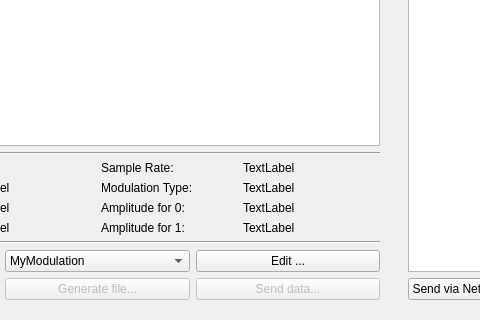
The window that data/ui/generator.ui (jopohl/urh) describes before a commit, drawn with Qt 5; both pictures show x 205 to 685 and y 454 to 774 of the 1287 by 774 pixel window.
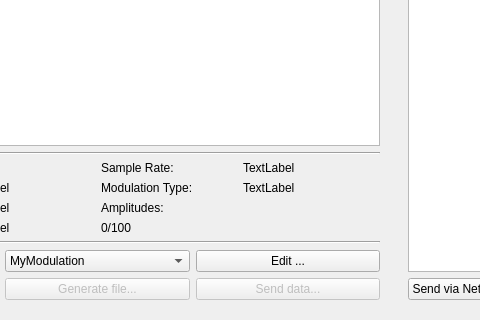
The same window after the commit. Icons and pictures are not drawn. Custom widgets are drawn as their Qt base class.

Commit message: remove param for one and zero

Patch:
```diff
--- a/data/ui/generator.ui
+++ b/data/ui/generator.ui
@@ -353,20 +353,6 @@
                  </property>
                 </widget>
                </item>
-               <item row="2" column="2">
-                <widget class="QLabel" name="lParamForZero">
-                 <property name="text">
-                  <string>Amplitude for 0:</string>
-                 </property>
-                </widget>
-               </item>
-               <item row="2" column="3">
-                <widget class="QLabel" name="lParamForZeroValue">
-                 <property name="text">
-                  <string>TextLabel</string>
-                 </property>
-                </widget>
-               </item>
                <item row="3" column="0">
                 <widget class="QLabel" name="lBitLength">
                  <property name="text">
@@ -381,20 +367,6 @@
                  </property>
                 </widget>
                </item>
-               <item row="3" column="2">
-                <widget class="QLabel" name="lParamForOne">
-                 <property name="text">
-                  <string>Amplitude for 1:</string>
-                 </property>
-                </widget>
-               </item>
-               <item row="3" column="3">
-                <widget class="QLabel" name="lParamForOneValue">
-                 <property name="text">
-                  <string>TextLabel</string>
-                 </property>
-                </widget>
-               </item>
                <item row="0" column="0">
                 <widget class="QLabel" name="lEncoding">
                  <property name="text">
@@ -436,6 +408,20 @@
                  </property>
                 </widget>
                </item>
+               <item row="2" column="2" colspan="2">
+                <widget class="QLabel" name="lParamCaption">
+                 <property name="text">
+                  <string>Amplitudes:</string>
+                 </property>
+                </widget>
+               </item>
+               <item row="3" column="2" colspan="2">
+                <widget class="ElidedLabel" name="labelParameterValues">
+                 <property name="text">
+                  <string>0/100</string>
+                 </property>
+                </widget>
+               </item>
               </layout>
              </item>
              <item row="2" column="0">
@@ -756,6 +742,11 @@
    <extends>QListView</extends>
    <header>urh.ui.views.GeneratorListView.h</header>
   </customwidget>
+  <customwidget>
+   <class>ElidedLabel</class>
+   <extends>QLabel</extends>
+   <header>urh.ui.ElidedLabel.h</header>
+  </customwidget>
  </customwidgets>
  <resources>
   <include location="urh.qrc"/>
```
Left out of the diff: 72 changed lines with no effect on the pictures. The commit also changes 18 other files.
